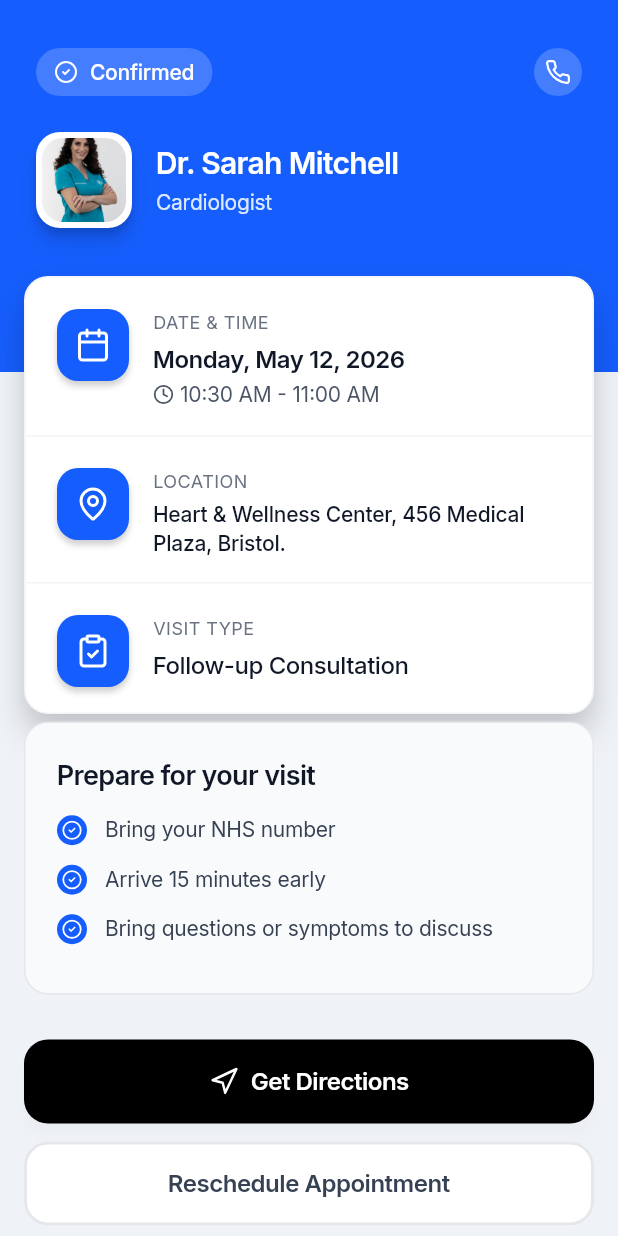
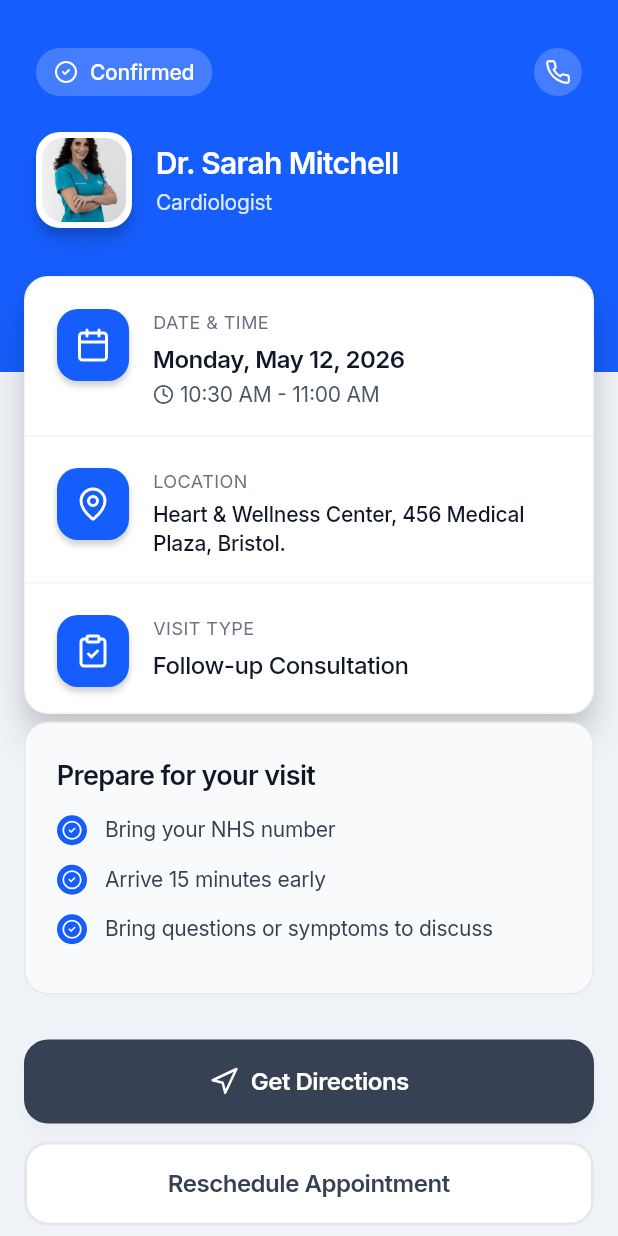
Before and after one commit to catpearson/hackday, a Flutter app: the screen it shows after launch, on a phone screen of 412 x 824 dp. Run offline on Flutter 3.47's test engine with Material 3 defaults, Android fonts, the phone set to English and light mode, and no system bars; our stand-ins replace flutter_svg, google_fonts.

Commit message:
Fix primary button colour to correct Figma 'black' variable value
Previous commit assumed black = #000000. Figma variable 'Black' is
#364153 (dark charcoal). Updated AppColors.black to match.

Co-Authored-By: Claude Sonnet 4.6 <noreply@anthropic.com>

```diff
--- a/lib/appointment_card_screen.dart
+++ b/lib/appointment_card_screen.dart
@@ -15,7 +15,7 @@ abstract final class AppColors {
   static const grey2 = Color(0xFFE5E7EB);
 
   /// Black — Figma variable "Black"
-  static const black = Color(0xFF000000);
+  static const black = Color(0xFF364153);
 
   static const grey50 = Color(0xFFF9FAFB);
   static const grey100 = Color(0xFFF3F4F6);
```
